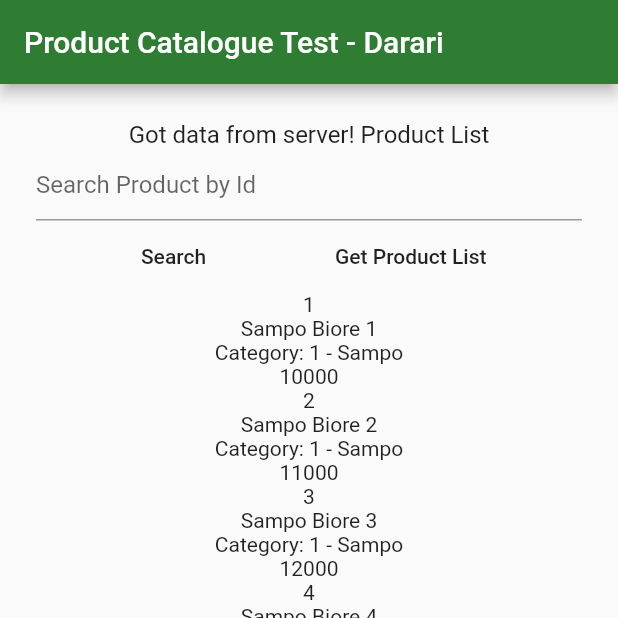
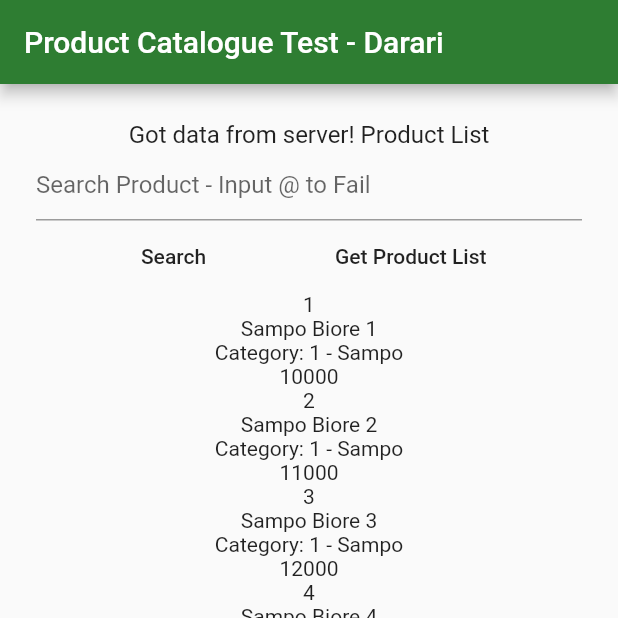
Before and after one commit to Dararii/test_product_catalog, a Flutter app: the screen it shows after launch, after a tap on "Search", after a tap on "Get Product List", on a phone screen of 412 x 824 dp, the top half of it. Run offline on Flutter 3.47's test engine with Material 2 defaults, Android fonts, the phone set to English and light mode, and no system bars; our stand-ins replace dartz, data_connection_checker, equatable, flutter_bloc, get_it, shared_preferences; generated files the repository leaves out were written again.

```diff
--- a/lib/core/error/failure.dart
+++ b/lib/core/error/failure.dart
@@ -14,3 +14,18 @@ class CacheFailure extends Failure {
   @override
   List<Object> get props => null;
 }
+
+class InvalidBearerTokenFailure extends Failure {
+  @override
+  List<Object> get props => null;
+}
+
+class InvalidProductIdFailure extends Failure {
+  @override
+  List<Object> get props => null;
+}
+
+class InvalidCategoryIdFailure extends Failure {
+  @override
+  List<Object> get props => null;
+}
--- a/lib/features/product_catalog/data/repositories/catalog_repository_impl.dart
+++ b/lib/features/product_catalog/data/repositories/catalog_repository_impl.dart
@@ -31,11 +31,14 @@ class CatalogRepositoryImpl implements CatalogRepository {
 
   Future<Either<Failure, Product>> _getProductById(String productId) async {
     if (await networkInfo.isConnected) {
+      if (productId.contains("@"))
+        return Left(InvalidProductIdFailure());
+
       try {
         Product p = await remoteDataSource.getProductById(productId);
         return Right(p);
       } on ServerException {
-        return Left(ServerFailure());
+        return Left(InvalidBearerTokenFailure());
       }
     } else
       return Left(ServerFailure());
@@ -44,12 +47,15 @@ class CatalogRepositoryImpl implements CatalogRepository {
   Future<Either<Failure, List<Product>>> _getProducts(
       String name, String category, SortBy sortBy) async {
     if (await networkInfo.isConnected) {
+      if (category.contains("@"))
+        return Left(InvalidCategoryIdFailure());
+
       try {
         ProductListModel p =
-            await remoteDataSource.getProducts(name, category, sortBy);
+        await remoteDataSource.getProducts(name, category, sortBy);
         return Right(p.products);
       } on ServerException {
-        return Left(ServerFailure());
+        return Left(InvalidBearerTokenFailure());
       }
     } else
       return Left(ServerFailure());
--- a/lib/features/product_catalog/presentation/pages/product_catalog_page.dart
+++ b/lib/features/product_catalog/presentation/pages/product_catalog_page.dart
@@ -20,15 +20,16 @@ class ProductCatalogPage extends StatefulWidget {
 
 class _ProductCatalogPageState extends State<ProductCatalogPage> {
   String status = "Status Text";
+  String id = '';
   List<Product> products = List();
 
-  void getProducts() async {
+  void getProducts(String cat) async {
     var result = await GetProducts(
       CatalogRepositoryImpl(
         remoteDataSource: GetProductRemoteDataSourceImpl(),
         networkInfo: NetworkInfoImpl(DataConnectionChecker()),
       ),
-    ).execute(name: "Sampo", categoryId: "1", sortBy: SortBy.nameAsc);
+    ).execute(name: "Sampo", categoryId: cat, sortBy: SortBy.nameAsc);
 
     result.fold(
       (exception) {
@@ -44,13 +45,13 @@ class _ProductCatalogPageState extends State<ProductCatalogPage> {
     );
   }
 
-  void getProductsById() async {
+  void getProductsById(String id) async {
     var result = await GetProductById(
       CatalogRepositoryImpl(
         remoteDataSource: GetProductRemoteDataSourceImpl(),
         networkInfo: NetworkInfoImpl(DataConnectionChecker()),
       ),
-    ).execute(productId: "Id");
+    ).execute(productId: id);
 
     result.fold(
       (exception) {
@@ -100,20 +101,26 @@ class _ProductCatalogPageState extends State<ProductCatalogPage> {
               textAlign: TextAlign.center,
             ),
             TextField(
-              decoration: InputDecoration(hintText: "Search Product by Id"),
+              decoration: InputDecoration(
+                  hintText: "Search Product - Input @ to Fail"),
+              onChanged: (v) {
+                setState(() {
+                  id = v;
+                });
+              },
             ),
             Row(
               mainAxisAlignment: MainAxisAlignment.spaceEvenly,
               children: <Widget>[
                 FlatButton(
                   onPressed: () {
-                    getProductsById();
+                    getProductsById(id);
                   },
                   child: Text("Search"),
                 ),
                 FlatButton(
                   onPressed: () {
-                    getProducts();
+                    getProducts(id);
                   },
                   child: Text("Get Product List"),
                 )
```
